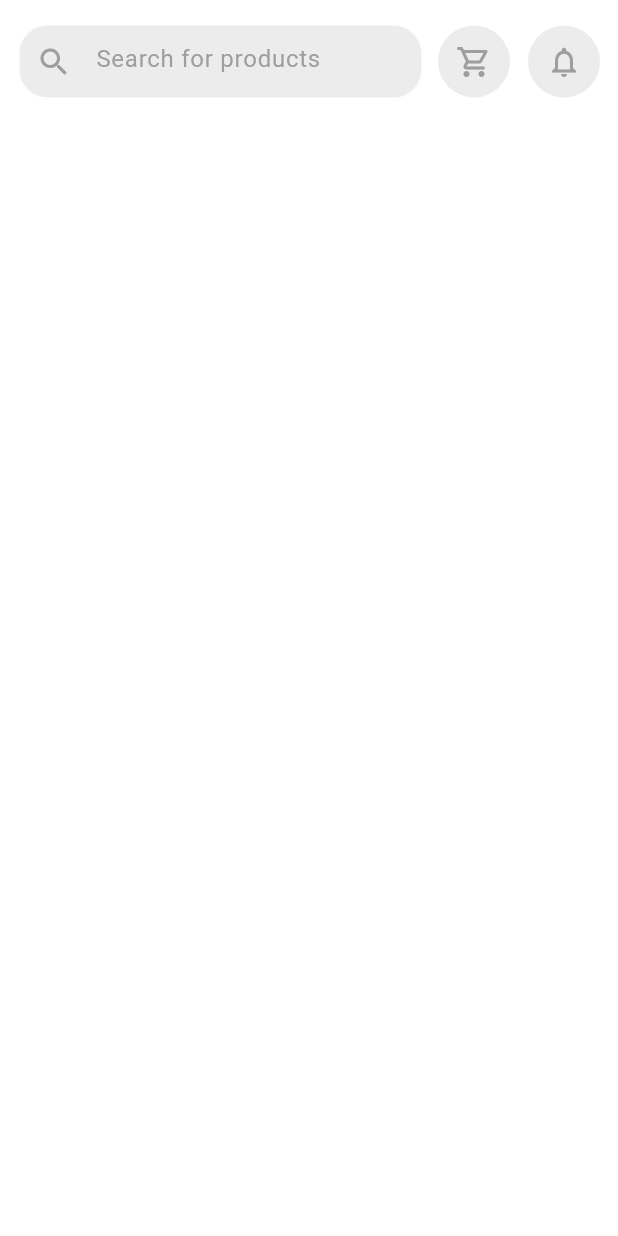
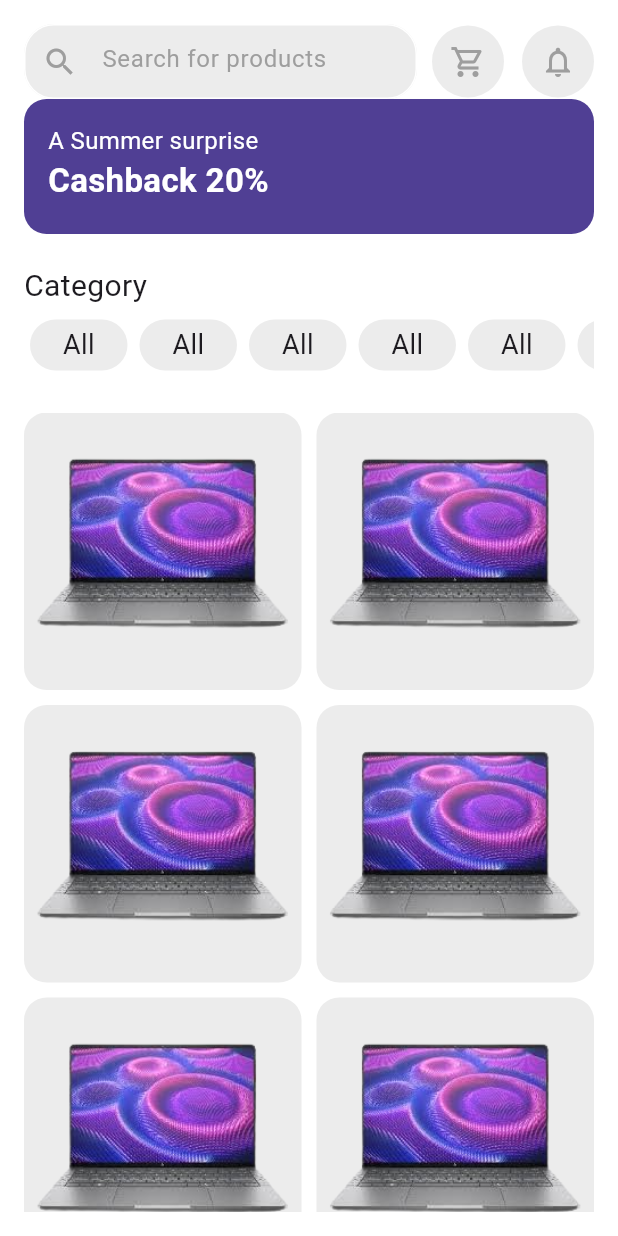
Before and after one commit to alitoson123/EzBuy, a Flutter app: the screen it shows after launch, on a phone screen of 412 x 824 dp. Run offline on Flutter 3.47's test engine with Material 3 defaults, Android fonts, the light colour scheme and no system bars; our stand-ins replace firebase_auth, firebase_core, flutter_svg, go_router, google_sign_in, shared_preferences; missing offline and left inert: flutter_facebook_auth; accounts and stored records are empty.

Commit message:
Refactoring and Create offer container , list of category and grid view of products

```diff
--- /dev/null
+++ b/lib/Features/Home/Presentation/Views/Widgets/app_bar_for_home.dart
@@ -0,0 +1,26 @@
+import 'package:e_commerce_app/Features/Home/Presentation/Views/Widgets/my_circle_avatar.dart';
+import 'package:e_commerce_app/Features/Home/Presentation/Views/Widgets/text_field_for_home.dart';
+import 'package:flutter/material.dart';
+
+class AppBarForHome extends StatelessWidget {
+  const AppBarForHome({super.key});
+
+  @override
+  Widget build(BuildContext context) {
+    return SafeArea(
+      child: Row(
+        children: [
+          Expanded(child: TextFieldForHome()),
+          SizedBox(width: 10),
+          MyCircleAvatar(
+            icon: Icons.shopping_cart_outlined,
+          ),
+          SizedBox(width: 12),
+          MyCircleAvatar(
+            icon: Icons.notifications_none,
+          ),
+        ],
+      ),
+    );
+  }
+}
--- /dev/null
+++ b/lib/Features/Home/Presentation/Views/Widgets/category_item.dart
@@ -0,0 +1,29 @@
+import 'package:e_commerce_app/constant.dart';
+import 'package:flutter/material.dart';
+
+class CategoryItem extends StatelessWidget {
+  const CategoryItem({super.key});
+
+  @override
+  Widget build(BuildContext context) {
+    return GestureDetector(
+      onTap: () {},
+      child: Padding(
+        padding: const EdgeInsets.symmetric(horizontal: 4, vertical: 8),
+        child: Container(
+          width: 65,
+          decoration: BoxDecoration(
+            color: Color(0xffECECEC),
+            borderRadius: BorderRadius.circular(25),
+          ),
+          child: Center(
+            child: Text(
+              'All',
+              style: Style().textStyle18,
+            ),
+          ),
+        ),
+      ),
+    );
+  }
+}
--- /dev/null
+++ b/lib/Features/Home/Presentation/Views/Widgets/container_offer.dart
@@ -0,0 +1,32 @@
+import 'package:e_commerce_app/constant.dart';
+import 'package:flutter/material.dart';
+
+class ContainerOffer extends StatelessWidget {
+  const ContainerOffer({super.key});
+
+  @override
+  Widget build(BuildContext context) {
+    return Container(
+      height: 90,
+      width: double.infinity,
+      decoration: BoxDecoration(
+          color: Color(0xff503F94), borderRadius: BorderRadius.circular(15)),
+      child: Padding(
+        padding: const EdgeInsets.all(16),
+        child: Column(
+          crossAxisAlignment: CrossAxisAlignment.start,
+          children: [
+            Text(
+              'A Summer surprise',
+              style: Style().textStyle16,
+            ),
+            Text(
+              'Cashback 20%',
+              style: Style().textStyle22,
+            )
+          ],
+        ),
+      ),
+    );
+  }
+}
--- /dev/null
+++ b/lib/Features/Home/Presentation/Views/Widgets/list_view_of_categories.dart
@@ -0,0 +1,20 @@
+import 'package:e_commerce_app/Features/Home/Presentation/Views/Widgets/category_item.dart';
+import 'package:flutter/material.dart';
+
+class ListViewOfCategories extends StatelessWidget {
+  const ListViewOfCategories({super.key});
+
+  @override
+  Widget build(BuildContext context) {
+    return SizedBox(
+      height: 50,
+      child: ListView.builder(
+        scrollDirection: Axis.horizontal,
+        itemCount: 10,
+        itemBuilder: (context, index) {
+          return CategoryItem();
+        },
+      ),
+    );
+  }
+}
--- a/lib/Features/Home/Presentation/Views/home_view.dart
+++ b/lib/Features/Home/Presentation/Views/home_view.dart
@@ -1,5 +1,7 @@
-import 'package:e_commerce_app/Features/Home/Presentation/Views/Widgets/my_circle_avatar.dart';
-import 'package:e_commerce_app/Features/Home/Presentation/Views/Widgets/text_field_for_home.dart';
+import 'package:e_commerce_app/Features/Home/Presentation/Views/Widgets/app_bar_for_home.dart';
+import 'package:e_commerce_app/Features/Home/Presentation/Views/Widgets/container_offer.dart';
+import 'package:e_commerce_app/Features/Home/Presentation/Views/Widgets/list_view_of_categories.dart';
+import 'package:e_commerce_app/constant.dart';
 import 'package:flutter/material.dart';
 
 class HomeView extends StatelessWidget {
@@ -8,25 +10,43 @@ class HomeView extends StatelessWidget {
   @override
   Widget build(BuildContext context) {
     return Scaffold(
-      body: SafeArea(
-        child: Padding(
-          padding: const EdgeInsets.symmetric(horizontal: 12.0, vertical: 16),
-          child: Row(
-            children: [
-              // Expanded Search Field
-              Expanded(child: TextFieldForHome()),
-              SizedBox(width: 10),
-
-              MyCircleAvatar(
-                icon: Icons.shopping_cart_outlined,
+      body: Padding(
+        padding: const EdgeInsets.symmetric(horizontal: 16, vertical: 16),
+        child: Column(
+          crossAxisAlignment: CrossAxisAlignment.start,
+          children: [
+            AppBarForHome(),
+            ContainerOffer(),
+            SizedBox(height: 20),
+            Text(
+              'Category',
+              style: Style().textStyle20,
+            ),
+            ListViewOfCategories(),
+            SizedBox(height: 20),
+            Expanded(
+              child: GridView.builder(
+                itemCount: 10,
+                gridDelegate: SliverGridDelegateWithFixedCrossAxisCount(
+                  crossAxisCount: 2,
+                  mainAxisSpacing: 10,
+                  crossAxisSpacing: 10,
+                ),
+                itemBuilder: (context, index) {
+                  return Container(
+                    width: 190,
+                    height: 220,
+                    decoration: BoxDecoration(
+                      color: Color(0xffECECEC),
+                      borderRadius: BorderRadius.circular(15),
+                    ),
+                    child: Image.asset(
+                        'assets/images/download-removebg-preview.png'),
+                  );
+                },
               ),
-              SizedBox(width: 12),
-
-              MyCircleAvatar(
-                icon: Icons.notifications_none,
-              ),
-            ],
-          ),
+            ),
+          ],
         ),
       ),
     );
--- a/lib/constant.dart
+++ b/lib/constant.dart
@@ -3,10 +3,15 @@ import 'package:flutter/material.dart';
 const Color KPrimaryColor = Color(0xff1E88E5);
 
 class Style {
-  TextStyle textStyle16 = TextStyle(fontSize: 16);
+  TextStyle textStyle16 = TextStyle(fontSize: 16, color: Colors.white);
   TextStyle textStyle18 = TextStyle(fontSize: 18);
-  TextStyle textStyle20 = TextStyle(fontSize: 20);
-  TextStyle textStyle22 = TextStyle(fontSize: 22);
+  TextStyle textStyle20 = TextStyle(
+    fontSize: 20,
+  );
+  TextStyle textStyle22 =
+      TextStyle(fontSize: 22, fontWeight: FontWeight.bold, color: Colors.white);
+  TextStyle textStyle24 = TextStyle(fontSize: 24);
+
   TextStyle textStyle28 = TextStyle(
       fontSize: 28, fontWeight: FontWeight.bold, fontFamily: 'Mulish');
 }
```
Also changed, not shown: lib/Core/Services/Auth/auth.dart (+20 -35 lines), lib/Core/messages/message.dart (+6 -1 lines), lib/Features/Sign_up/Presentation/Views/complete_sign_up_view.dart (+5 -9 lines), lib/Features/Sign_up/Presentation/Views/widgets/complete_sign_up_text_field.dart (+12 -14 lines), assets/images/download (1).jpg (added), assets/images/download (3).jpg (added), assets/images/download-removebg-preview.png (added), assets/images/download.jpg (added), assets/images/images.jpg (added).
